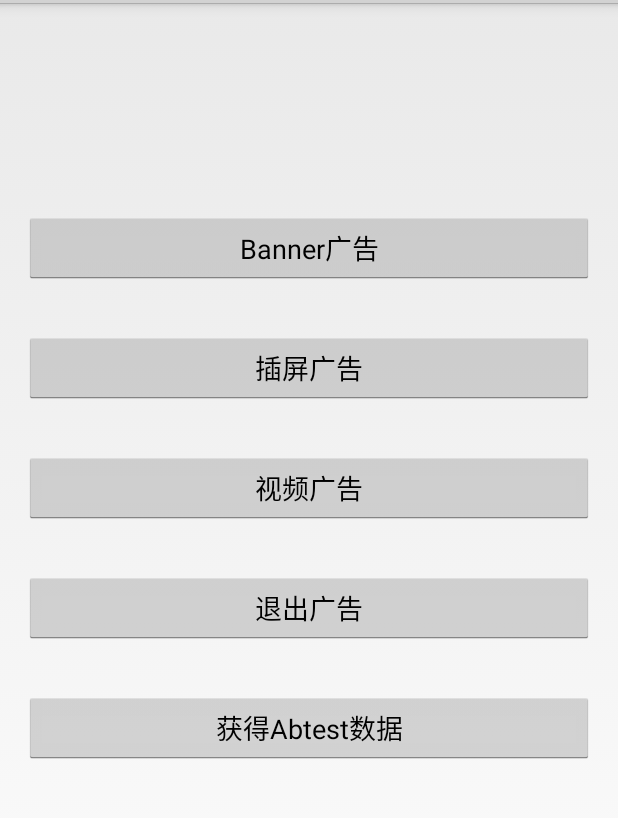
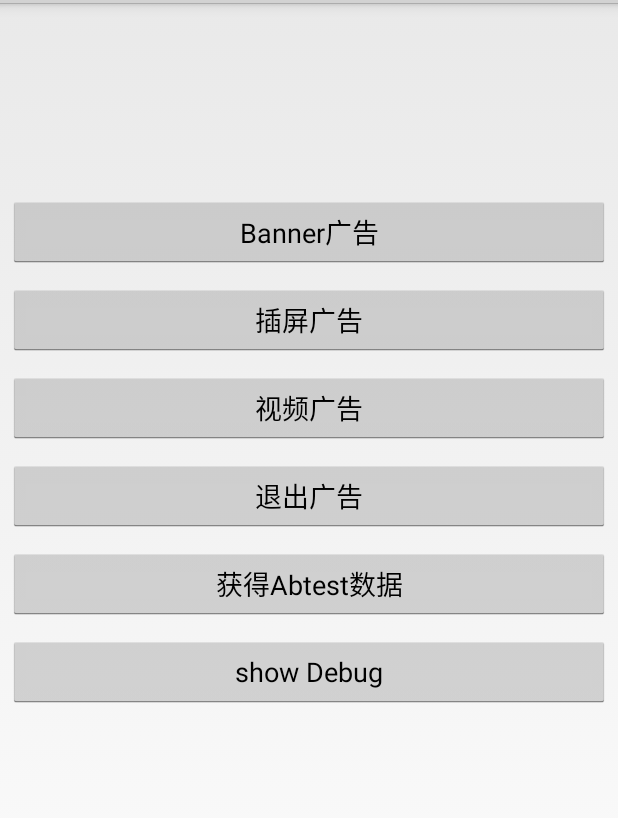
Before and after one commit to wawo00/UPSDK_Sample2AndroidStudio, an Android app: the screen it shows after launch (MainActivity), on a phone screen of 412 x 824 dp, the part 69-887 px from its top. Run offline under Robolectric (Android 15) with nearby library versions, the phone set to English and light mode, and no system bars; libraries missing offline, so code that uses them is left out: com.ironsource.mediationsdk, com.up.ads; 6 statements that could not run were skipped.

Commit message:
增加查看别的应用的广告debug页面的功能

```diff
--- a/app/build.gradle
+++ b/app/build.gradle
@@ -6,6 +6,7 @@ android {
     defaultConfig {
 //        applicationId "com.upltv.adsdk.demo"
         applicationId "com.modx.daluandou"
+        applicationId "com.aaa.bbb.ccc"
 //        applicationId "coin.dozer.arcadegame.free.casino"
         minSdkVersion 15
         targetSdkVersion 26
@@ -46,6 +47,7 @@ repositories {
 dependencies {
 //    compile fileTree(dir: 'libs', include: ['*.jar'])
     //core-lib
+    implementation 'com.android.support.constraint:constraint-layout:1.1.2'
     compile(name: 'UPAdsSdk_3.0.05', ext: 'aar')
     //networks
     compile(name: 'adcolony_ads', ext: 'aar')
@@ -88,4 +90,6 @@ dependencies {
 //    compile 'com.android.support:customtabs:26.1.0'
     compile 'com.google.android.gms:play-services-ads:15.0.1'
 
+// not importent
+    compile 'com.android.support:design:26.0.0-alpha1'
 }
--- a/app/src/main/java/com/avidly/adsdk/demo/MainActivity.java
+++ b/app/src/main/java/com/avidly/adsdk/demo/MainActivity.java
@@ -1,6 +1,7 @@
 package com.avidly.adsdk.demo;
 
 import android.app.Activity;
+import android.content.ComponentName;
 import android.content.DialogInterface;
 import android.content.Intent;
 import android.os.Bundle;
@@ -13,6 +14,7 @@ import android.widget.TextView;
 
 import com.avidly.ads.AvidlyAdsSdk;
 import com.avidly.adsdk.demo.util.VersionUtil;
+import com.ironsource.mediationsdk.IronSource;
 import com.up.ads.UPAdsSdk;
 import com.up.ads.tool.AccessPrivacyInfoManager;
 
@@ -22,7 +24,7 @@ public class MainActivity extends Activity {
 	Button btnRwardVideo;
 	Button btnBanner;
 	Button btnInterstitial;
-	Button btnExit,btnGetAbTest;
+	Button btnExit,btnGetAbTest,btnShowDebug;
 
 	@Override
 	protected void onCreate(Bundle savedInstanceState) {
@@ -64,6 +66,9 @@ public class MainActivity extends Activity {
 			}
 		});
 
+		IronSource.init(this,"2121");
+
+
 		btnRwardVideo = (Button) findViewById(R.id.btnRwardVideo);
 		btnRwardVideo.setOnClickListener(new View.OnClickListener() {
 			@Override
@@ -89,6 +94,13 @@ public class MainActivity extends Activity {
 				String abtestResult0=	 UPAdsSdk.getAbtConfigString("dld_android_placement_0");
 				String abtestResult1=	 UPAdsSdk.getAbtConfigString("dld_android_placement_1");
 				Log.i(TAG, "abtestResult0 : "+abtestResult0+" ----abtestResult1: "+abtestResult1);
+			}
+		});
+		btnShowDebug=findViewById(R.id.btnShowDebug);
+		btnShowDebug.setOnClickListener(new View.OnClickListener() {
+			@Override
+			public void onClick(View view) {
+				startActivity(new Intent(MainActivity.this,ShowDebugActivity.class));
 			}
 		});
 	}
--- a/app/src/main/res/layout/activity_interstitial_new.xml
+++ b/app/src/main/res/layout/activity_interstitial_new.xml
@@ -205,7 +205,7 @@
 
     <GridView
         android:id="@+id/gv_root"
-        android:numColumns="3"
+        android:numColumns="2"
         android:horizontalSpacing="5dp"
         android:verticalSpacing="5dp"
         android:layout_width="match_parent"
--- a/app/src/main/res/layout/activity_main.xml
+++ b/app/src/main/res/layout/activity_main.xml
@@ -15,34 +15,41 @@
         android:id="@+id/btnBanner"
         android:layout_width="match_parent"
         android:layout_height="wrap_content"
-        android:layout_margin="16dp"
+        android:layout_margin="5dp"
         android:text="Banner广告" />
 
     <Button
         android:id="@+id/btnInterstitial"
         android:layout_width="match_parent"
         android:layout_height="wrap_content"
-        android:layout_margin="16dp"
+        android:layout_margin="5dp"
         android:text="插屏广告" />
 
     <Button
         android:id="@+id/btnRwardVideo"
         android:layout_width="match_parent"
         android:layout_height="wrap_content"
-        android:layout_margin="16dp"
+        android:layout_margin="5dp"
         android:text="视频广告" />
 
     <Button
         android:id="@+id/btnExit"
         android:layout_width="match_parent"
         android:layout_height="wrap_content"
-        android:layout_margin="16dp"
+        android:layout_margin="5dp"
         android:text="退出广告" />
 
     <Button
         android:id="@+id/btnGetAbTest"
         android:layout_width="match_parent"
         android:layout_height="wrap_content"
-        android:layout_margin="16dp"
+        android:layout_margin="5dp"
         android:text="获得Abtest数据" />
+
+    <Button
+        android:id="@+id/btnShowDebug"
+        android:layout_width="match_parent"
+        android:layout_height="wrap_content"
+        android:layout_margin="5dp"
+        android:text="show Debug" />
 </LinearLayout>
--- a/app/src/main/res/layout/inter_item.xml
+++ b/app/src/main/res/layout/inter_item.xml
@@ -3,9 +3,11 @@
     android:layout_width="match_parent"
     android:layout_height="match_parent">
     <TextView
-        android:textSize="12sp"
+        android:layout_margin="@dimen/playable_ad_10dp"
+        android:textSize="15sp"
         android:id="@+id/inter_item_content"
         android:layout_width="wrap_content"
+        android:gravity="center"
         android:layout_height="wrap_content" />
 
 </LinearLayout>
--- a/app/src/main/res/values/strings.xml
+++ b/app/src/main/res/values/strings.xml
@@ -1,3 +1,3 @@
 <resources>
-<string name="app_name">广告demo-3005</string>
-    </resources>
+    <string name="app_name">广告demo-3005</string>
+</resources>
```
Also changed, not shown: app/src/main/AndroidManifest.xml (+22 -16 lines), app/src/main/java/com/avidly/adsdk/demo/ShowDebugActivity.java (added, +70 -0 lines), app/src/main/res/layout/activity_show_debug.xml (added, +39 -0 lines).
